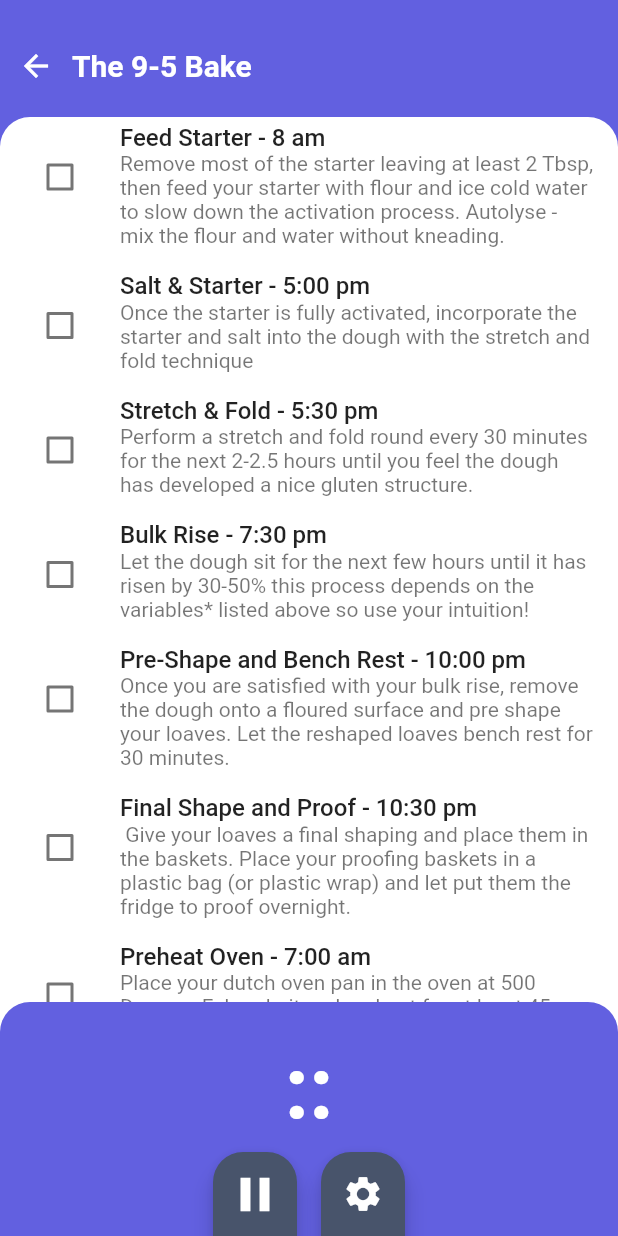
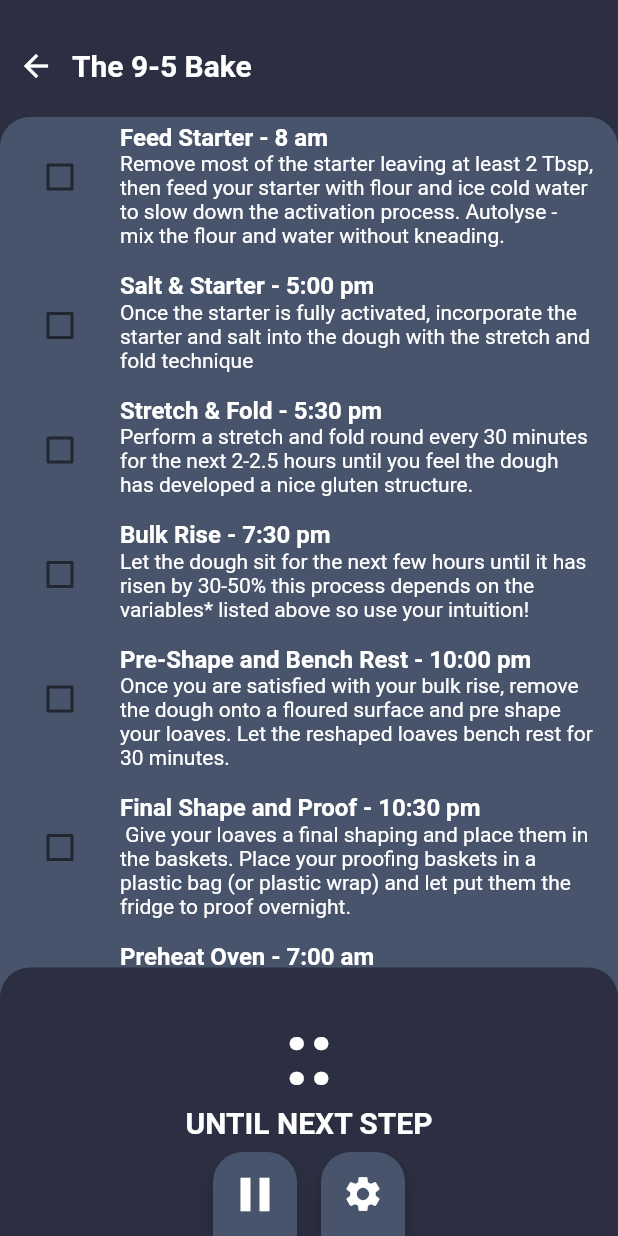
Before and after one commit to atfilipcc/sourdough-baker, a Flutter app: the screen it shows after launch, after a tap on "The 9-5 Bake", on a phone screen of 412 x 824 dp. Run offline on Flutter 3.47's test engine with Material 2 defaults, Android fonts, the light colour scheme and no system bars; our stand-ins replace flutter_local_notifications, timezone.

Commit message:
color palettes and headline abstraction

```diff
--- a/lib/main.dart
+++ b/lib/main.dart
@@ -1,7 +1,7 @@
 import 'package:flutter/material.dart';
 import 'package:provider/provider.dart';
 import './screens/nine_to_five_screen.dart';
-import './screens/one_day_baker_screen.dart';
+import 'screens/speedbake_screen.dart';
 import './screens/choose_schedule.dart';
 import 'package:flutter_local_notifications/flutter_local_notifications.dart';
 import './screens/night_baker_screen.dart';
@@ -51,7 +51,7 @@ class SourdoughBaker extends StatelessWidget {
         routes: {
           ChooseSchedule.id: (context) => ChooseSchedule(),
           CalculatorScreen.id: (context) => CalculatorScreen(),
-          OneDayBakerScreen.id: (context) => OneDayBakerScreen(),
+          SpeedbakeScreen.id: (context) => SpeedbakeScreen(),
           NineToFiveScreen.id: (context) => NineToFiveScreen(),
           NightBakerScreen.id: (context) => NightBakerScreen(),
         },
--- a/lib/screens/choose_schedule.dart
+++ b/lib/screens/choose_schedule.dart
@@ -3,7 +3,7 @@ import 'package:sourdough_baker/screens/calculator_screen.dart';
 import '../widgets/main_button.dart';
 import '../utils/constants.dart';
 import 'nine_to_five_screen.dart';
-import 'one_day_baker_screen.dart';
+import 'speedbake_screen.dart';
 import './night_baker_screen.dart';
 
 class ChooseSchedule extends StatelessWidget {
@@ -12,45 +12,56 @@ class ChooseSchedule extends StatelessWidget {
   Widget build(BuildContext context) {
     return Scaffold(
       backgroundColor: kMainBackground,
-      appBar: AppBar(
-        title: Text('Choose your schedule'),
-        backgroundColor: kDarkShade,
-      ),
       body: Center(
           child: Column(
-          mainAxisAlignment: MainAxisAlignment.center,
+        mainAxisAlignment: MainAxisAlignment.spaceAround,
         children: <Widget>[
+          Column(
+            children: [
+              Text(
+                'Schedules',
+                style: kHeadline,
+              ),
               MainButton(
-              title: 'The One Day Bake',
-              inputColour: kMainBrand,
+                title: 'The Speedbake',
+                inputColour: kOrangeAccent,
                 onPressed: () {
-                Navigator.pushNamed(context, OneDayBakerScreen.id);
+                  Navigator.pushNamed(context, SpeedbakeScreen.id);
                 },
               ),
               MainButton(
                 title: 'The 9-5 Bake',
-              inputColour: kMainBrand,
+                inputColour: kOrangeAccent,
                 onPressed: () {
                   Navigator.pushNamed(context, NineToFiveScreen.id);
                 },
               ),
               MainButton(
                 title: 'The Night Baker',
-              inputColour: kMainBrand,
+                inputColour: kOrangeAccent,
                 onPressed: () {
                   Navigator.pushNamed(context, NightBakerScreen.id);
                 },
               ),
+            ],
+          ),
+          Column(
+            children: [
+              Text(
+                'Tools',
+                style: kHeadline,
+              ),
               MainButton(
                 title: 'Calculator',
-              inputColour: kMainBrand,
+                inputColour: kOrangeAccent,
                 onPressed: () {
                   Navigator.pushNamed(context, CalculatorScreen.id);
                 },
               ),
             ],
           ),
-      ),
+        ],
+      )),
     );
   }
 }
--- a/lib/screens/nine_to_five_screen.dart
+++ b/lib/screens/nine_to_five_screen.dart
@@ -16,7 +16,7 @@ class _NineToFiveScreenState extends State<NineToFiveScreen> {
             'Remove most of the starter leaving at least 2 Tbsp, then feed your starter with flour and ice cold water to slow down the activation process. Autolyse - mix the flour and water without kneading.',
         isDone: false,
         durationUntilNext: Duration(
-          hours: 0,
+          hours: 7,
           minutes: 0,
           seconds: 0,
         )),
@@ -27,7 +27,7 @@ class _NineToFiveScreenState extends State<NineToFiveScreen> {
         isDone: false,
         durationUntilNext: Duration(
           hours: 0,
-          minutes: 0,
+          minutes: 30,
           seconds: 0,
         )),
     RecipeItemModel(
@@ -36,7 +36,7 @@ class _NineToFiveScreenState extends State<NineToFiveScreen> {
             'Perform a stretch and fold round every 30 minutes for the next 2-2.5 hours until you feel the dough has developed a nice gluten structure.',
         isDone: false,
         durationUntilNext: Duration(
-          hours: 0,
+          hours: 2,
           minutes: 0,
           seconds: 0,
         )),
@@ -46,8 +46,8 @@ class _NineToFiveScreenState extends State<NineToFiveScreen> {
             'Let the dough sit for the next few hours until it has risen by 30-50% this process depends on the variables* listed above so use your intuition!',
         isDone: false,
         durationUntilNext: Duration(
-          hours: 0,
-          minutes: 0,
+          hours: 2,
+          minutes: 30,
           seconds: 0,
         )),
     RecipeItemModel(
@@ -57,22 +57,26 @@ class _NineToFiveScreenState extends State<NineToFiveScreen> {
         isDone: false,
         durationUntilNext: Duration(
           hours: 0,
-          minutes: 0,
+          minutes: 30,
           seconds: 0,
         )),
     RecipeItemModel(
-      title: 'Final Shape and Proof - 10:30 pm',
-      text:
-          ' Give your loaves a final shaping and place them in the baskets. Place your proofing baskets in a plastic bag (or plastic wrap) and let put them the fridge to proof overnight.',
-      isDone: false,
-    ),
+        title: 'Final Shape and Proof - 10:30 pm',
+        text:
+            ' Give your loaves a final shaping and place them in the baskets. Place your proofing baskets in a plastic bag (or plastic wrap) and let put them the fridge to proof overnight.',
+        isDone: false,
+        durationUntilNext: Duration(
+          hours: 9,
+          minutes: 30,
+          seconds: 0,
+        )),
     RecipeItemModel(
         title: 'Preheat Oven - 7:00 am',
         text:
             'Place your dutch oven pan in the oven at 500 Degrees Fahrenheit and preheat for at least 45 minutes.',
         isDone: false,
         durationUntilNext: Duration(
-          hours: 0,
+          hours: 1,
           minutes: 0,
           seconds: 0,
         )),
--- a/lib/utils/constants.dart
+++ b/lib/utils/constants.dart
@@ -1,10 +1,10 @@
 import 'package:flutter/painting.dart';
 import 'package:flutter/material.dart';
 
-Color kMainBackground = Color(0xffF5F8FF);
+Color kMainBackground = Color(0xff2B2F41);
 Color kLightAccent = Color(0xffCCAE7F);
 Color kMainBrand = Color(0xff6260E0);
-Color kDarkAccent = Color(0xff897B7C);
+Color kOrangeAccent = Color(0xfff08a5d);
 Color kDarkShade = Color(0xff48546B);
 
 var kTimerTextStyle =
@@ -14,3 +14,6 @@ var kBorderRadiusRoundedTop = BorderRadius.only(
   topLeft: Radius.circular(20.0),
   topRight: Radius.circular(20.0),
 );
+
+var kHeadline =
+    TextStyle(fontSize: 30, color: Colors.white, fontWeight: FontWeight.w900);
--- a/lib/widgets/baking_list_builder.dart
+++ b/lib/widgets/baking_list_builder.dart
@@ -35,7 +35,7 @@ class _BakingListBuilderState extends State<BakingListBuilder> {
                   checkboxCallback: (checkboxState) {
                     setState(() {
                       recipeItem.toggleDone();
-                      if (recipeItem.isDone == true) {
+                      if (recipeItem.isDone) {
                         timer.setRemainingTime(recipeItem.durationUntilNext);
                         showTimer = true;
                       } else {
--- a/lib/widgets/baking_screen_builder.dart
+++ b/lib/widgets/baking_screen_builder.dart
@@ -2,6 +2,7 @@ import 'package:flutter/material.dart';
 import '../models/recipe_item_model.dart';
 import '../utils/constants.dart';
 import './baking_list_builder.dart';
+import '../widgets/custom_header.dart';
 
 class BakingScreenBuilder extends StatelessWidget {
   const BakingScreenBuilder({
@@ -16,34 +17,20 @@ class BakingScreenBuilder extends StatelessWidget {
   @override
   Widget build(BuildContext context) {
     return Scaffold(
-      backgroundColor: kMainBrand,
+      backgroundColor: kMainBackground,
       body: Column(
         crossAxisAlignment: CrossAxisAlignment.start,
         children: <Widget>[
           Container(
             padding:
                 EdgeInsets.only(top: 20.0, left: 0, right: 30.0, bottom: 10.0),
-            child: Row(
-              children: [
-                BackButton(color: Colors.white),
-                Center(
-                  child: Text(
-                    recipeName,
-                    style: TextStyle(
-                      color: Colors.white,
-                      fontSize: 20.0,
-                      fontWeight: FontWeight.w700,
-                    ),
-                  ),
-                ),
-              ],
-            ),
+            child: CustomHeader(headline: recipeName),
           ),
           Expanded(
             child: Container(
               child: BakingListBuilder(recipeItems),
               decoration: BoxDecoration(
-                color: Colors.white,
+                color: kDarkShade,
                 borderRadius: kBorderRadiusRoundedTop,
               ),
             ),
--- a/lib/widgets/calculate_button.dart
+++ b/lib/widgets/calculate_button.dart
@@ -20,7 +20,7 @@ class CalculateButton extends StatelessWidget {
                 fontSize: 35.0,
               )),
         ),
-        color: kMainBrand,
+        color: kOrangeAccent,
         margin: EdgeInsets.only(top: 10.0),
         width: double.infinity,
         height: 80.0,
--- a/lib/widgets/countdown_timer.dart
+++ b/lib/widgets/countdown_timer.dart
@@ -13,6 +13,7 @@ class CountdownTimer extends StatefulWidget {
 class _CountdownTimerState extends State<CountdownTimer> {
   bool _isPaused = false;
   bool showTimerPicker = false;
+  bool showPauseButton = true;
 
   @override
   void initState() {
@@ -41,22 +42,28 @@ class _CountdownTimerState extends State<CountdownTimer> {
     _notificationModel.cancelNotification();
   }
 
-  CupertinoTimerPicker getTimerPicker() {
+  CupertinoTheme getTimerPicker() {
     TimerModel _timerModel = Provider.of<TimerModel>(context, listen: false);
-    return CupertinoTimerPicker(onTimerDurationChanged: (duration) {
+    return CupertinoTheme(
+      data: CupertinoThemeData(
+        textTheme: CupertinoTextThemeData(
+            pickerTextStyle: TextStyle(color: Colors.white)),
+      ),
+      child: CupertinoTimerPicker(onTimerDurationChanged: (duration) {
         _timerModel.setRemainingTime(duration);
         if (!_isPaused) {
           destruct();
           _isPaused = true;
         }
-    });
+      }),
+    );
   }
 
   @override
   Widget build(BuildContext context) {
     return Container(
       decoration: BoxDecoration(
-        color: kMainBrand,
+        color: kMainBackground,
         borderRadius: BorderRadius.only(
           topRight: Radius.circular(20.0),
           topLeft: Radius.circular(20.0),
@@ -68,10 +75,25 @@ class _CountdownTimerState extends State<CountdownTimer> {
           SizedBox(height: 24.0),
           Consumer<TimerModel>(
             builder: (context, data, child) {
+              String countdown = data.getRemainingTime()?.toString() ?? '';
               return Center(
-                child: Text(
-                  data.getRemainingTime()?.toString() ?? '',
+                child: Column(
+                  children: [
+                    Text(
+                      countdown,
                       style: kTimerTextStyle,
+                    ),
+                    countdown != 'Done!'
+                        ? Text(
+                            'UNTIL NEXT STEP',
+                            style: TextStyle(
+                              fontSize: 20.0,
+                              color: Colors.white,
+                              fontWeight: FontWeight.w700,
+                            ),
+                          )
+                        : SizedBox(),
+                  ],
                 ),
               );
             },
--- /dev/null
+++ b/lib/widgets/custom_header.dart
@@ -0,0 +1,30 @@
+import 'package:flutter/material.dart';
+
+class CustomHeader extends StatefulWidget {
+  final String headline;
+  CustomHeader({@required this.headline});
+
+  @override
+  _CustomHeaderState createState() => _CustomHeaderState();
+}
+
+class _CustomHeaderState extends State<CustomHeader> {
+  @override
+  Widget build(BuildContext context) {
+    return Row(
+      children: [
+        BackButton(color: Colors.white),
+        Center(
+          child: Text(
+            widget.headline,
+            style: TextStyle(
+              color: Colors.white,
+              fontSize: 20.0,
+              fontWeight: FontWeight.w700,
+            ),
+          ),
+        ),
+      ],
+    );
+  }
+}
--- a/lib/widgets/main_button.dart
+++ b/lib/widgets/main_button.dart
@@ -16,7 +16,7 @@ class MainButton extends StatelessWidget {
       padding: EdgeInsets.symmetric(vertical: 16.0),
       child: Material(
         color: inputColour,
-        borderRadius: BorderRadius.circular(30.0),
+        borderRadius: BorderRadius.circular(10.0),
         elevation: 5.0,
         child: MaterialButton(
           onPressed: onPressed,
@@ -25,7 +25,7 @@ class MainButton extends StatelessWidget {
           child: Text(
             title,
             style: TextStyle(
-              fontWeight: FontWeight.bold,
+              fontWeight: FontWeight.w800,
               fontSize: 16,
               color: Colors.white,
             ),
--- a/lib/widgets/recipe_item.dart
+++ b/lib/widgets/recipe_item.dart
@@ -20,16 +20,23 @@ class RecipeItem extends StatelessWidget {
       padding: const EdgeInsets.only(bottom: 8.0),
       child: ListTile(
         leading: Checkbox(
-          activeColor: kMainBrand,
+          activeColor: kOrangeAccent,
           value: isChecked,
           onChanged: checkboxCallback,
         ),
-        title: Text(recipeTitle, style: TextStyle(fontWeight: FontWeight.w500)),
+        title: Text(
+          recipeTitle,
+          style: TextStyle(
+            fontWeight: FontWeight.w700,
+            color: Colors.white,
+          ),
+        ),
         subtitle: isChecked
             ? Text('')
             : Text(
                 recipeText,
                 style: TextStyle(
+                  color: Colors.white,
                   decoration: isChecked ? TextDecoration.lineThrough : null,
                 ),
               ),
```
Also changed, not shown: lib/screens/calculator_screen.dart (+18 -8 lines), lib/screens/speedbake_screen.dart (renamed from lib/screens/one_day_baker_screen.dart, +15 -15 lines). Lines whose indentation alone changed are shown as unchanged.
